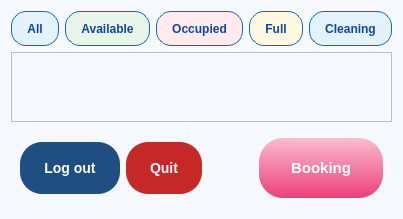
Qt form ui/OverviewUsers.ui (maihuybao/SmartLockUEL) before a commit.
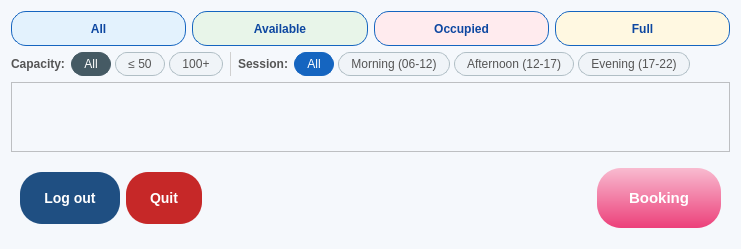
The same form after that commit.

```diff
--- a/ui/OverviewUsers.ui
+++ b/ui/OverviewUsers.ui
@@ -44,15 +44,115 @@
        <property name="autoExclusive"><bool>true</bool></property>
       </widget>
      </item>
+    </layout>
+   </item>
+   <item>
+    <layout class="QHBoxLayout" name="filterRow2">
+     <property name="spacing"><number>6</number></property>
      <item>
-      <widget class="QPushButton" name="btnCleaning">
-       <property name="minimumSize"><size><width>0</width><height>35</height></size></property>
-       <property name="styleSheet"><string notr="true">QPushButton{background-color:#E3F2FD;border:1px solid #1565C0;border-radius:15px;padding:6px 15px;color:#0D47A1;font-weight:500;}QPushButton:checked{background-color:#1565C0;color:white;}QPushButton:hover{background-color:#1E88E5;color:white;}</string></property>
-       <property name="text"><string>Cleaning</string></property>
-       <property name="checkable"><bool>true</bool></property>
-       <property name="autoExclusive"><bool>true</bool></property>
+      <widget class="QLabel" name="lblCapacity">
+       <property name="text"><string>Capacity:</string></property>
+       <property name="styleSheet"><string notr="true">color:#555;font-size:12px;font-weight:600;</string></property>
       </widget>
      </item>
+     <item>
+      <widget class="QWidget" name="capacityGroup" native="true">
+       <layout class="QHBoxLayout" name="capLayout">
+        <property name="spacing"><number>4</number></property>
+        <property name="leftMargin"><number>0</number></property>
+        <property name="topMargin"><number>0</number></property>
+        <property name="rightMargin"><number>0</number></property>
+        <property name="bottomMargin"><number>0</number></property>
+        <item>
+         <widget class="QPushButton" name="pushButtonCapAll">
+          <property name="styleSheet"><string notr="true">QPushButton{background:#F0F4F8;border:1px solid #B0BEC5;border-radius:12px;padding:4px 12px;color:#555;font-size:12px;}QPushButton:checked{background:#455A64;color:white;border-color:#455A64;}QPushButton:hover{background:#607D8B;color:white;}</string></property>
+          <property name="text"><string>All</string></property>
+          <property name="checkable"><bool>true</bool></property>
+          <property name="checked"><bool>true</bool></property>
+          <property name="autoExclusive"><bool>true</bool></property>
+         </widget>
+        </item>
+        <item>
+         <widget class="QPushButton" name="pushButtonCap50">
+          <property name="styleSheet"><string notr="true">QPushButton{background:#F0F4F8;border:1px solid #B0BEC5;border-radius:12px;padding:4px 12px;color:#555;font-size:12px;}QPushButton:checked{background:#455A64;color:white;border-color:#455A64;}QPushButton:hover{background:#607D8B;color:white;}</string></property>
+          <property name="text"><string>≤ 50</string></property>
+          <property name="checkable"><bool>true</bool></property>
+          <property name="autoExclusive"><bool>true</bool></property>
+         </widget>
+        </item>
+        <item>
+         <widget class="QPushButton" name="pushButtonCap100">
+          <property name="styleSheet"><string notr="true">QPushButton{background:#F0F4F8;border:1px solid #B0BEC5;border-radius:12px;padding:4px 12px;color:#555;font-size:12px;}QPushButton:checked{background:#455A64;color:white;border-color:#455A64;}QPushButton:hover{background:#607D8B;color:white;}</string></property>
+          <property name="text"><string>100+</string></property>
+          <property name="checkable"><bool>true</bool></property>
+          <property name="autoExclusive"><bool>true</bool></property>
+         </widget>
+        </item>
+       </layout>
+      </widget>
+     </item>
+     <item>
+      <widget class="QFrame" name="filterDivider">
+       <property name="frameShape"><enum>QFrame::VLine</enum></property>
+       <property name="styleSheet"><string notr="true">color:#D0D0D0;</string></property>
+      </widget>
+     </item>
+     <item>
+      <widget class="QLabel" name="lblSession">
+       <property name="text"><string>Session:</string></property>
+       <property name="styleSheet"><string notr="true">color:#555;font-size:12px;font-weight:600;</string></property>
+      </widget>
+     </item>
+     <item>
+      <widget class="QWidget" name="timeGroup" native="true">
+       <layout class="QHBoxLayout" name="timeLayout">
+        <property name="spacing"><number>4</number></property>
+        <property name="leftMargin"><number>0</number></property>
+        <property name="topMargin"><number>0</number></property>
+        <property name="rightMargin"><number>0</number></property>
+        <property name="bottomMargin"><number>0</number></property>
+        <item>
+         <widget class="QPushButton" name="pushButtonTimeAll">
+          <property name="styleSheet"><string notr="true">QPushButton{background:#F0F4F8;border:1px solid #B0BEC5;border-radius:12px;padding:4px 12px;color:#555;font-size:12px;}QPushButton:checked{background:#1565C0;color:white;border-color:#1565C0;}QPushButton:hover{background:#1E88E5;color:white;}</string></property>
+          <property name="text"><string>All</string></property>
+          <property name="checkable"><bool>true</bool></property>
+          <property name="checked"><bool>true</bool></property>
+          <property name="autoExclusive"><bool>true</bool></property>
+         </widget>
+        </item>
+        <item>
+         <widget class="QPushButton" name="pushButtonMorning">
+          <property name="styleSheet"><string notr="true">QPushButton{background:#F0F4F8;border:1px solid #B0BEC5;border-radius:12px;padding:4px 12px;color:#555;font-size:12px;}QPushButton:checked{background:#1565C0;color:white;border-color:#1565C0;}QPushButton:hover{background:#1E88E5;color:white;}</string></property>
+          <property name="text"><string>Morning (06-12)</string></property>
+          <property name="checkable"><bool>true</bool></property>
+          <property name="autoExclusive"><bool>true</bool></property>
+         </widget>
+        </item>
+        <item>
+         <widget class="QPushButton" name="pushButtonAfternoon">
+          <property name="styleSheet"><string notr="true">QPushButton{background:#F0F4F8;border:1px solid #B0BEC5;border-radius:12px;padding:4px 12px;color:#555;font-size:12px;}QPushButton:checked{background:#1565C0;color:white;border-color:#1565C0;}QPushButton:hover{background:#1E88E5;color:white;}</string></property>
+          <property name="text"><string>Afternoon (12-17)</string></property>
+          <property name="checkable"><bool>true</bool></property>
+          <property name="autoExclusive"><bool>true</bool></property>
+         </widget>
+        </item>
+        <item>
+         <widget class="QPushButton" name="pushButtonEvening">
+          <property name="styleSheet"><string notr="true">QPushButton{background:#F0F4F8;border:1px solid #B0BEC5;border-radius:12px;padding:4px 12px;color:#555;font-size:12px;}QPushButton:checked{background:#1565C0;color:white;border-color:#1565C0;}QPushButton:hover{background:#1E88E5;color:white;}</string></property>
+          <property name="text"><string>Evening (17-22)</string></property>
+          <property name="checkable"><bool>true</bool></property>
+          <property name="autoExclusive"><bool>true</bool></property>
+         </widget>
+        </item>
+       </layout>
+      </widget>
+     </item>
+     <item>
+      <spacer>
+       <property name="orientation"><enum>Qt::Horizontal</enum></property>
+       <property name="sizeHint" stdset="0"><size><width>40</width><height>20</height></size></property>
+      </spacer>
+     </item>
     </layout>
    </item>
    <item>
```
Left out of the diff: 14 changed lines with no effect on the pictures.
